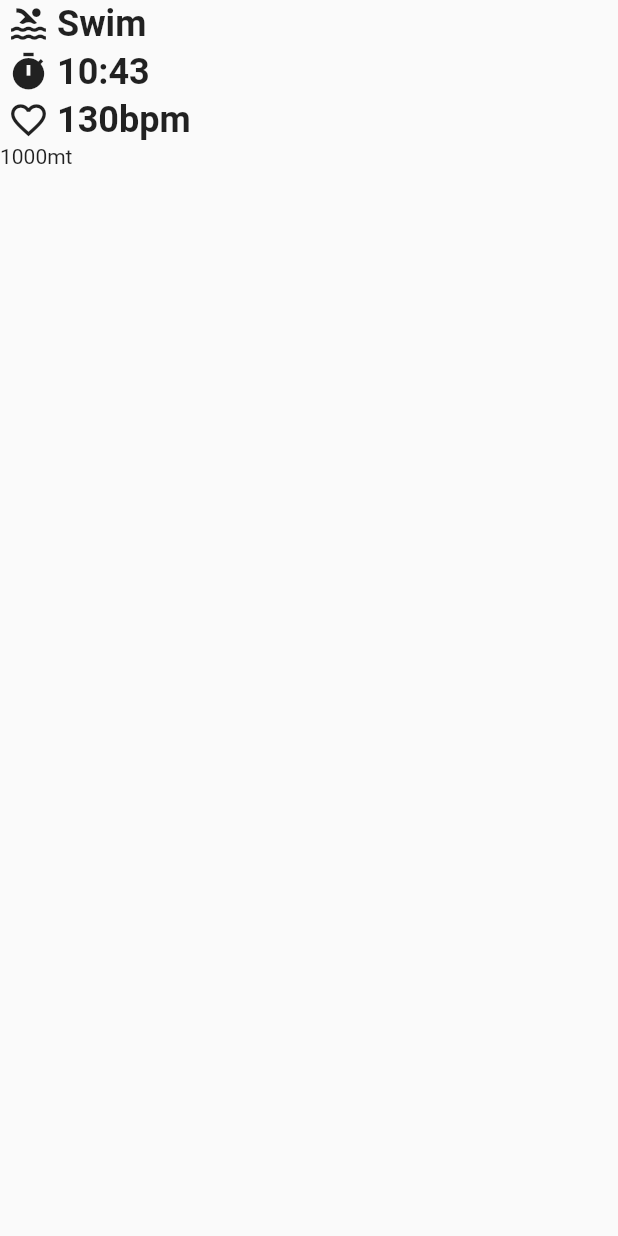
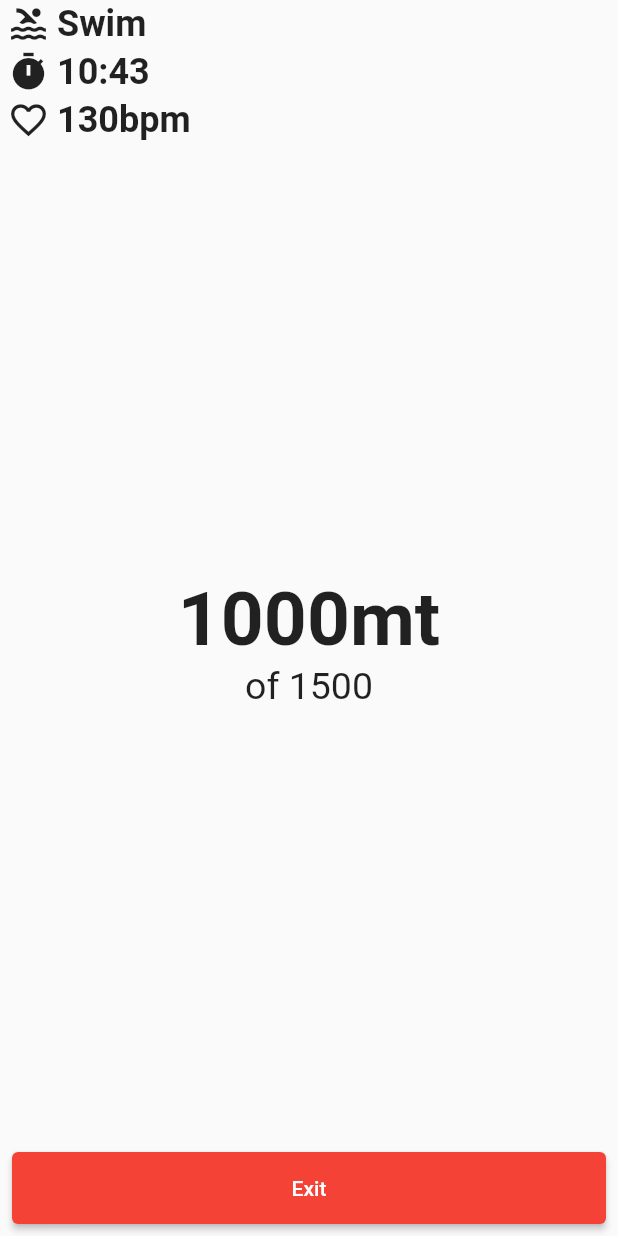
Before and after one commit to GioPan04/triathlon_app, a Flutter app: the screen it shows after launch, after a tap on "Start", on a phone screen of 412 x 824 dp. Run offline on Flutter 3.47's test engine with Material 2 defaults, Android fonts, the phone set to English and light mode, and no system bars.

Commit message:
Update UI running page

```diff
--- a/lib/screens/RunningPage.dart
+++ b/lib/screens/RunningPage.dart
@@ -21,13 +21,45 @@ class _RunningState extends State<Running> {
     return Scaffold(
       body: SafeArea(
         child: Column(
+          mainAxisSize: MainAxisSize.max,
           crossAxisAlignment: CrossAxisAlignment.start,
           children: [
             IconedRow(icon: Icons.pool, text: "Swim"),
             IconedRow(icon: Icons.timer, text: "10:43"),
             IconedRow(icon: Icons.favorite_outline, text: "130bpm"),
-            Text("1000mt")
+
+            Expanded(
+              child: Center(
+                child: Column(
+                  mainAxisSize: MainAxisSize.min,
+                  children: [
+                    Text(
+                      '1000mt',
+                      style: TextStyle(fontSize: 50, fontWeight: FontWeight.bold),
+                    ),
+                    Text(
+                      'of ' + (widget.distance.swimDistance * 1000).toInt().toString(),
+                      style: TextStyle(fontSize: 25),
+                    )
+                  ],
+                ),
+              ),
+            ),
+
           ],
+        ),
+      ),
+      bottomNavigationBar: SafeArea(
+        child: Padding(
+          padding: const EdgeInsets.all(8.0),
+          child: ElevatedButton(
+            style: ButtonStyle(backgroundColor: MaterialStateProperty.all(Colors.red)),
+            child: Padding(
+              padding: const EdgeInsets.symmetric(vertical: 16.0),
+              child: Text("Exit"),
+            ),
+            onPressed: () {},
+          ),
         ),
       ),
     );
--- a/lib/widgets/IconedRow.dart
+++ b/lib/widgets/IconedRow.dart
@@ -16,7 +16,7 @@ class IconedRow extends StatelessWidget {
           SizedBox(width: 5),
           Icon(icon, size: 28,),
           SizedBox(width: 5),
-          Text(text, style: TextStyle(fontSize: 24, fontWeight: FontWeight.bold),),
+          Text(text, style: TextStyle(fontSize: 24, fontWeight: FontWeight.w600),),
         ],
       ),
     );
```
